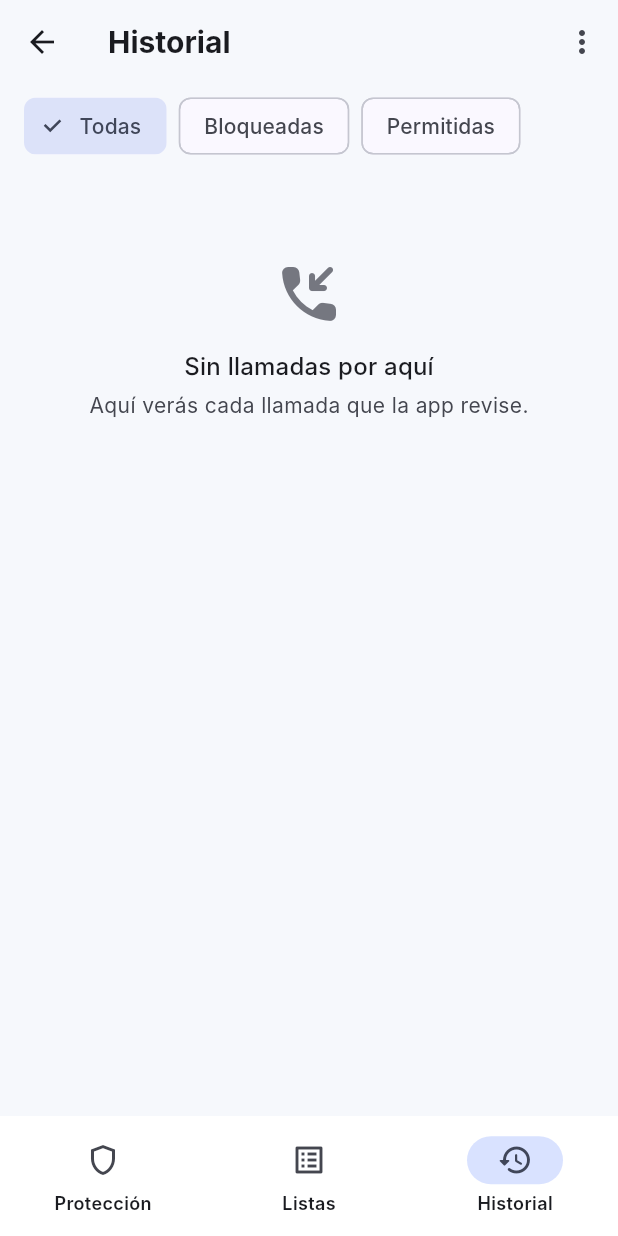
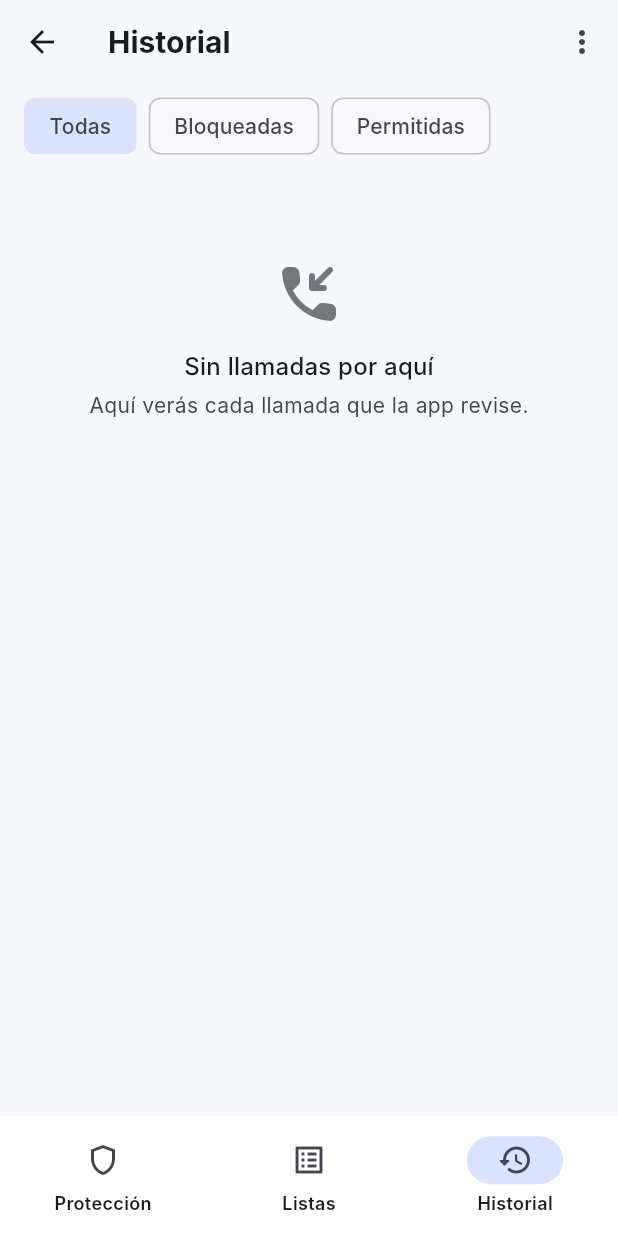
Before and after one commit to danycaro147/bloqueador-cobranza-bc, a Flutter app: the HomePage screen opened directly with empty values, item 3 of the bottom bar chosen, on a phone screen of 412 x 824 dp. Run offline on Flutter 3.47's test engine with Material 3 defaults, Android fonts, the phone set to English and light mode, and no system bars.

Commit message:
Historial: filtros sin desbordamiento
Co-Authored-By: Claude Opus 5.5 <noreply@anthropic.com>
Claude-Session: https://claude.ai/code/session_01PCsc9toEahD2gzhsjbsxbq

```diff
--- a/lib/home.dart
+++ b/lib/home.dart
@@ -718,16 +718,26 @@ class _HistoryTabState extends State<HistoryTab> {
     final children = <Widget>[
       Row(
         children: [
-          for (final (i, label) in ['Todas', 'Bloqueadas', 'Permitidas'].indexed)
+          Expanded(
+            child: SingleChildScrollView(
+              scrollDirection: Axis.horizontal,
+              child: Row(
+                children: [
+                  for (final (i, label)
+                      in ['Todas', 'Bloqueadas', 'Permitidas'].indexed)
                     Padding(
                       padding: const EdgeInsets.only(right: 8),
                       child: ChoiceChip(
                         label: Text(label),
                         selected: _filter == i,
+                        showCheckmark: false,
                         onSelected: (_) => setState(() => _filter = i),
                       ),
                     ),
-          const Spacer(),
+                ],
+              ),
+            ),
+          ),
           if (all.isNotEmpty)
             IconButton(
               tooltip: 'Borrar historial',
```
Lines whose indentation alone changed are shown as unchanged.
